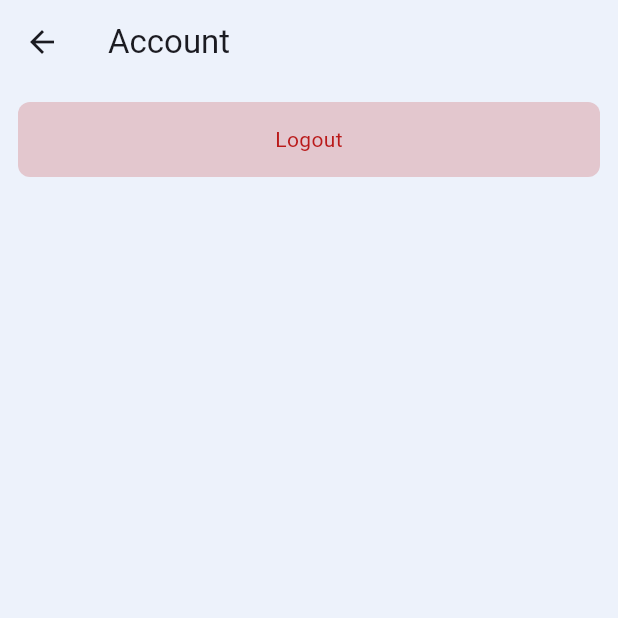
After one commit to ABYUSUF1/sawa, a Flutter app: the AccountView screen opened by its route, on a phone screen of 412 x 824 dp, the top half of it. The commit adds this screen. Run offline on Flutter 3.47's test engine with Material 3 defaults, Android fonts, the phone set to English and light mode, and no system bars; our stand-ins replace animate_do, device_preview, easy_localization, flutter_contacts, flutter_riverpod, freezed_annotation and 8 more; missing offline and left inert: phone_form_field; accounts and stored records are empty; generated files the repository leaves out were written again.

Commit message:
make logout button

```diff
--- a/lib/core/riverpod/auth/global_auth_notifier.dart
+++ b/lib/core/riverpod/auth/global_auth_notifier.dart
@@ -16,17 +16,13 @@ class GlobalAuthNotifier extends AsyncNotifier<UserEntity?> {
   Future<UserEntity?> getCurrentUser() async {
     try {
       final userId = _repo.myUserId();
-
       if (userId == null || userId.isEmpty) {
         return null;
       }
-
       final currentUser = await _repo.getUser(userId);
-
       if (currentUser == null) {
         return null;
       }
-
       return currentUser;
     } catch (e) {
       return null;
--- a/lib/core/router/app_route_name.dart
+++ b/lib/core/router/app_route_name.dart
@@ -9,5 +9,7 @@ abstract final class AppRouteNames {
   static const String contacts = 'contacts';
   static const String settings = 'settings';
   static const String appearance = 'appearance';
+  static const String account = 'account';
   static const String profile = 'profile';
+  static const String conversation = 'conversation';
 }
--- a/lib/core/router/app_route_path.dart
+++ b/lib/core/router/app_route_path.dart
@@ -9,5 +9,7 @@ abstract final class AppRoutePaths {
   static const String contacts = '/contacts';
   static const String settings = '/settings';
   static const String appearance = '/appearance';
+  static const String account = '/account';
   static const String profile = '/profile';
+  static const String conversation = '/conversation';
 }
--- a/lib/core/router/app_router.dart
+++ b/lib/core/router/app_router.dart
@@ -2,7 +2,9 @@ import 'package:flutter/material.dart';
 import 'package:go_router/go_router.dart';
 import 'package:sawa/features/chats/presentation/views/chats_view.dart';
 import 'package:sawa/features/contacts/presentation/views/contacts_view.dart';
+import 'package:sawa/features/conversation/presentation/views/conversation_view.dart';
 import 'package:sawa/features/profile/presentation/views/profile_view.dart';
+import 'package:sawa/features/settings/presentation/view/account_view.dart';
 import 'package:sawa/features/settings/presentation/view/settings_view.dart';
 import 'package:sawa/features/splash/splash_view.dart';
 import 'package:sawa/features/statuses/presentation/views/statuses_view.dart';
@@ -112,7 +114,18 @@ final GoRouter appRouter = GoRouter(
           path: AppRoutePaths.profile,
           builder: (context, state) => const ProfileView(),
         ),
+        GoRoute(
+          name: AppRouteNames.account,
+          path: AppRoutePaths.account,
+          builder: (context, state) => const AccountView(),
+        ),
       ],
+    ),
+
+    GoRoute(
+      name: AppRouteNames.conversation,
+      path: AppRoutePaths.conversation,
+      builder: (context, state) => const ConversationView(),
     ),
   ],
 );
--- a/lib/core/widgets/buttons/custom_elevated_button.dart
+++ b/lib/core/widgets/buttons/custom_elevated_button.dart
@@ -7,7 +7,7 @@ class CustomElevatedButton extends StatelessWidget {
   final bool showLoading;
   final String? loadingLabel;
   final bool fullWidth;
-  final Color? textColor;
+  final Color? color;
   final bool disabled;
   const CustomElevatedButton({
     super.key,
@@ -16,7 +16,7 @@ class CustomElevatedButton extends StatelessWidget {
     this.showLoading = false,
     this.loadingLabel,
     this.fullWidth = true,
-    this.textColor,
+    this.color,
     this.disabled = false,
   });
 
@@ -28,7 +28,8 @@ class CustomElevatedButton extends StatelessWidget {
       onPressed: disabled || showLoading ? null : onTap,
       style: ElevatedButton.styleFrom(
         elevation: 0,
-        backgroundColor: theme.colorScheme.primary,
+        backgroundColor:
+            color?.withValues(alpha: .2) ?? theme.colorScheme.primary,
         disabledBackgroundColor: theme.colorScheme.primary,
         minimumSize: fullWidth
             ? const Size(double.infinity, 50)
@@ -64,7 +65,7 @@ class CustomElevatedButton extends StatelessWidget {
           : Text(
               label,
               style: theme.textTheme.bodyMedium!.copyWith(
-                color: textColor ?? theme.colorScheme.onPrimary,
+                color: color ?? theme.colorScheme.onPrimary,
               ),
             ),
     );
--- a/lib/features/contacts/presentation/widgets/contacts_widgets/contact_list_item.dart
+++ b/lib/features/contacts/presentation/widgets/contacts_widgets/contact_list_item.dart
@@ -28,9 +28,9 @@ class ContactListItem extends StatelessWidget {
         style: const TextStyle(fontWeight: FontWeight.w500),
       ),
       subtitle: contact.isAppUser
-          ? contact.user!.isBioEmpty
+          ? (contact.user == null || contact.user!.isBioEmpty
                 ? null
-                : Text(contact.user!.bio!)
+                : Text(contact.user!.bio ?? ''))
           : Text(contact.phoneNumber),
       trailing: contact.isAppUser
           ? null
--- /dev/null
+++ b/lib/features/settings/presentation/view/account_view.dart
@@ -0,0 +1,39 @@
+import 'package:flutter/material.dart';
+import 'package:flutter_riverpod/flutter_riverpod.dart';
+import 'package:go_router/go_router.dart';
+import 'package:sawa/core/riverpod/auth/global_auth_provider.dart';
+import 'package:sawa/core/widgets/buttons/custom_elevated_button.dart';
+
+import '../../../../core/router/app_route_name.dart';
+
+class AccountView extends ConsumerWidget {
+  const AccountView({super.key});
+
+  @override
+  Widget build(BuildContext context, WidgetRef ref) {
+    final authNotifier = ref.read(globalAuthProvider.notifier);
+    final authState = ref.watch(globalAuthProvider);
+    final theme = Theme.of(context);
+    return Scaffold(
+      appBar: AppBar(title: const Text('Account')),
+      body: Padding(
+        padding: const EdgeInsets.all(12.0),
+        child: Column(
+          children: [
+            CustomElevatedButton(
+              color: theme.colorScheme.error,
+              showLoading: authState.isLoading,
+              label: "Logout",
+              onTap: () async {
+                await authNotifier.signOut();
+
+                if (!context.mounted) return;
+                context.goNamed(AppRouteNames.login);
+              },
+            ),
+          ],
+        ),
+      ),
+    );
+  }
+}
--- a/lib/features/settings/presentation/view/settings_view.dart
+++ b/lib/features/settings/presentation/view/settings_view.dart
@@ -49,7 +49,7 @@ class SettingsView extends StatelessWidget {
               title: const Text('Account'),
               subtitle: Text("Security, email"),
               onTap: () {
-                // Navigate to account settings
+                context.pushNamed(AppRouteNames.account);
               },
             ),
             ListTile(
--- a/lib/main.dart
+++ b/lib/main.dart
@@ -30,7 +30,7 @@ void main() async {
       child: EasyLocalization(
         supportedLocales: const [Locale('en'), Locale('ar')],
         path: 'assets/translations',
-        startLocale: const Locale('ar'),
+        startLocale: const Locale('en'),
         fallbackLocale: const Locale('en'),
         useOnlyLangCode: true,
         ignorePluralRules: false,
```
Also changed, not shown: lib/features/conversation/presentation/views/conversation_view.dart (added, +17 -0 lines), lib/features/conversation/presentation/widgets/conversation_app_bar.dart (added, +35 -0 lines), lib/features/conversation/presentation/widgets/conversation_text_field.dart (added, +111 -0 lines).
